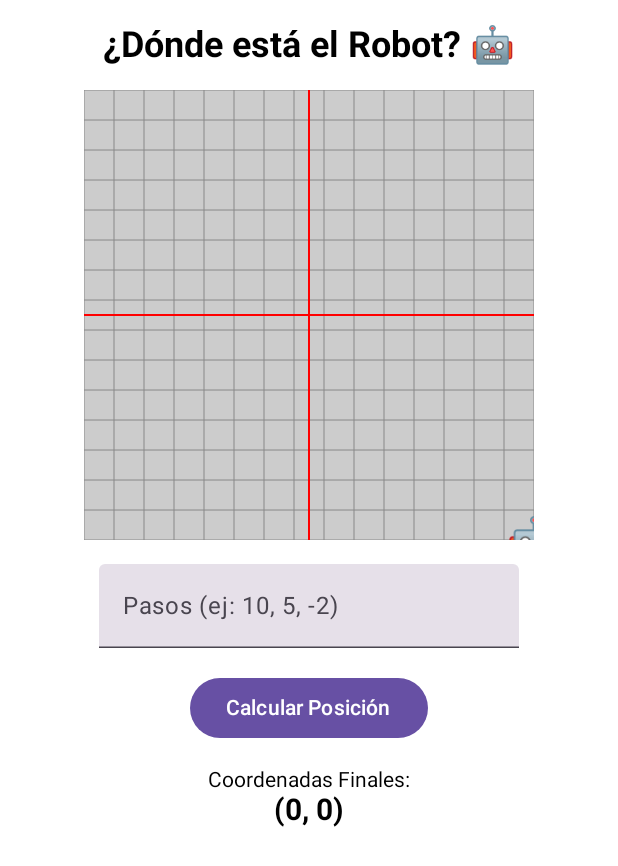
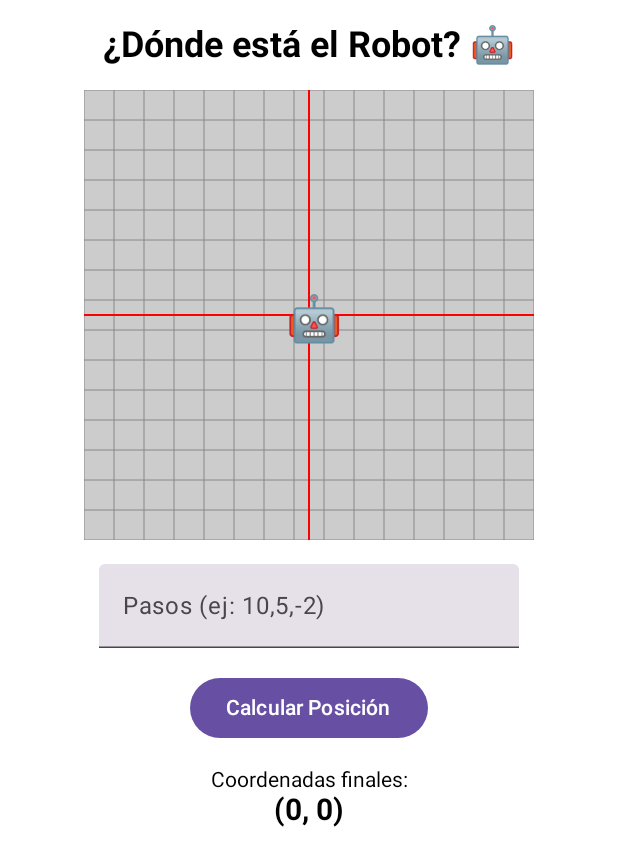
Before and after one commit to ByArielRomero/SugarLab, an Android app built with Jetpack Compose: the @Preview function RobotPreview, on a phone screen of 412 x 824 dp. Shown: the top 866 px of the screen. Run offline under Robolectric (Android 15) with nearby library versions, the light colour scheme and no system bars.

Commit message:
Feat robot

```diff
--- a/SugarLab/app/src/main/java/com/byariel/sugarlab/logic/RobotLogic.kt
+++ b/SugarLab/app/src/main/java/com/byariel/sugarlab/logic/RobotLogic.kt
@@ -44,11 +44,13 @@ reloj.
 
 
 // Direcciones del robot
+
+// Direcciones del robot (90° contrarreloj cada vez)
 enum class Direccion {
     Y_POSITIVO, X_NEGATIVO, Y_NEGATIVO, X_POSITIVO
 }
 
-// Función para calcular la posición del robot
+// Calcula la posición final del robot (X,Y)
 fun calcularPosicionFinal(pasos: List<Int>): Pair<Int, Int> {
     var x = 0
     var y = 0
@@ -62,7 +64,6 @@ fun calcularPosicionFinal(pasos: List<Int>): Pair<Int, Int> {
             Direccion.X_POSITIVO -> x += paso
         }
 
-        // Girar 90 grados en sentido contrario a las agujas del reloj
         direccionActual = when (direccionActual) {
             Direccion.Y_POSITIVO -> Direccion.X_NEGATIVO
             Direccion.X_NEGATIVO -> Direccion.Y_NEGATIVO
@@ -70,5 +71,6 @@ fun calcularPosicionFinal(pasos: List<Int>): Pair<Int, Int> {
             Direccion.X_POSITIVO -> Direccion.Y_POSITIVO
         }
     }
-    return Pair(x, y)
+
+    return Pair(x, y) // X primero, Y segundo
 }
--- a/SugarLab/app/src/main/java/com/byariel/sugarlab/screens/RobotScreen.kt
+++ b/SugarLab/app/src/main/java/com/byariel/sugarlab/screens/RobotScreen.kt
@@ -21,6 +21,8 @@ import androidx.compose.ui.text.input.ImeAction
 import androidx.compose.ui.text.style.TextAlign
 
 import androidx.compose.ui.draw.clipToBounds
+import androidx.compose.ui.platform.LocalDensity
+import androidx.compose.ui.unit.IntOffset
 
 @OptIn(ExperimentalMaterial3Api::class)
 @Composable
@@ -29,28 +31,34 @@ fun RobotScreen() {
     var resultado by remember { mutableStateOf(Pair(0, 0)) }
     var mensajeError by remember { mutableStateOf("") }
 
-    // Estado animado para las coordenadas del robot
+    // Tamaño del canvas
+    val canvasSizeDp = 300.dp
+    val canvasSizePx = with(LocalDensity.current) { canvasSizeDp.toPx() }
+
+    // Escalado para que los pasos se vean dentro del canvas
+    val scaleFactor = 10f // 1 paso = 10px
+
     val robotOffset by animateOffsetAsState(
-        targetValue = Offset(resultado.first.toFloat(), resultado.second.toFloat()),
-        animationSpec = tween(durationMillis = 1000) // Animación de 1 segundo
+        targetValue = Offset(resultado.first * scaleFactor, resultado.second * scaleFactor),
+        animationSpec = tween(durationMillis = 800)
     )
 
     Column(
-        modifier = Modifier.fillMaxSize().padding(16.dp),
+        modifier = Modifier
+            .fillMaxSize()
+            .padding(16.dp),
         horizontalAlignment = Alignment.CenterHorizontally,
-        verticalArrangement = Arrangement.Top // Alineado arriba para dejar espacio para la grilla
+        verticalArrangement = Arrangement.Top
     ) {
         Text("¿Dónde está el Robot? 🤖", fontSize = 24.sp, fontWeight = FontWeight.Bold)
         Spacer(Modifier.height(16.dp))
 
-        // Contenedor para la animación y la cuadrícula
         Box(
             modifier = Modifier
-                .size(300.dp)
+                .size(canvasSizeDp)
                 .background(Color.LightGray)
-                .clipToBounds() // No permite que el robot se salga de los límites
+                .clipToBounds()
         ) {
-            // Dibujamos el Canvas para la cuadrícula
             Canvas(modifier = Modifier.fillMaxSize()) {
                 val gridSize = 20.dp.toPx()
                 val totalWidth = size.width
@@ -58,42 +66,54 @@ fun RobotScreen() {
                 val centerX = totalWidth / 2
                 val centerY = totalHeight / 2
 
-                // Dibujar líneas de la cuadrícula
+                // Dibujar líneas de cuadrícula
                 for (x in 0..totalWidth.toInt() step gridSize.toInt()) {
-                    drawLine(Color.Gray, Offset(x.toFloat(), 0f), Offset(x.toFloat(), totalHeight), strokeWidth = 1f)
+                    drawLine(
+                        Color.Gray,
+                        Offset(x.toFloat(), 0f),
+                        Offset(x.toFloat(), totalHeight),
+                        1f
+                    )
                 }
                 for (y in 0..totalHeight.toInt() step gridSize.toInt()) {
-                    drawLine(Color.Gray, Offset(0f, y.toFloat()), Offset(totalWidth, y.toFloat()), strokeWidth = 1f)
+                    drawLine(
+                        Color.Gray,
+                        Offset(0f, y.toFloat()),
+                        Offset(totalWidth, y.toFloat()),
+                        1f
+                    )
                 }
 
-                // Dibujar los ejes X e Y
-                drawLine(Color.Red, Offset(0f, centerY), Offset(totalWidth, centerY), strokeWidth = 2f)
-                drawLine(Color.Red, Offset(centerX, 0f), Offset(centerX, totalHeight), strokeWidth = 2f)
+                // Dibujar ejes X y Y
+                drawLine(Color.Red, Offset(0f, centerY), Offset(totalWidth, centerY), 2f)
+                drawLine(Color.Red, Offset(centerX, 0f), Offset(centerX, totalHeight), 2f)
             }
 
-            // El emoji del robot que se mueve
+            // Tamaño del emoji en px (aprox)
+            val robotSizePx =
+                with(LocalDensity.current) { 30.sp.toPx() } // coincidir con fontSize del Text
+
+// Emoji del robot centrado correctamente
             Text(
                 text = "🤖",
                 fontSize = 30.sp,
-                modifier = Modifier
-                    .offset(
-                        x = (150.dp + robotOffset.x.dp), // Sumamos 150 para centrarlo
-                        y = (150.dp - robotOffset.y.dp) // Restamos para que Y positivo vaya hacia arriba
+                modifier = Modifier.offset {
+                    IntOffset(
+                        x = (canvasSizePx / 2 + robotOffset.x - robotSizePx / 2).toInt(),
+                        y = (canvasSizePx / 2 - robotOffset.y - robotSizePx / 2).toInt()
                     )
-                    .align(Alignment.Center)
+                }
             )
+
         }
-
         Spacer(Modifier.height(16.dp))
 
         TextField(
             value = pasosText,
             onValueChange = { pasosText = it },
-            label = { Text("Pasos (ej: 10, 5, -2)") },
+            label = { Text("Pasos (ej: 10,5,-2)") },
             singleLine = true,
-            keyboardOptions = KeyboardOptions(
-                imeAction = ImeAction.Done
-            )
+            keyboardOptions = KeyboardOptions(imeAction = ImeAction.Done)
         )
 
         Spacer(Modifier.height(16.dp))
@@ -115,9 +135,13 @@ fun RobotScreen() {
         Spacer(Modifier.height(16.dp))
 
         if (mensajeError.isNotEmpty()) {
-            Text(mensajeError, color = MaterialTheme.colorScheme.error, textAlign = TextAlign.Center)
+            Text(
+                mensajeError,
+                color = MaterialTheme.colorScheme.error,
+                textAlign = TextAlign.Center
+            )
         } else {
-            Text("Coordenadas Finales:")
+            Text("Coordenadas finales:")
             Text(
                 text = "(${resultado.first}, ${resultado.second})",
                 fontSize = 20.sp,
@@ -126,9 +150,12 @@ fun RobotScreen() {
             )
         }
     }
+
 }
+
+
 @Preview
 @Composable
-fun RobotPreview(){
+fun RobotPreview() {
     RobotScreen()
 }
```
